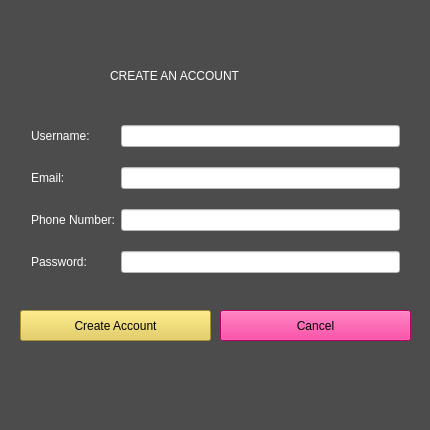
This is create_account_window.ui in allenh1/timefuse-client as Qt 5 draws it before an edit. The edited form follows.
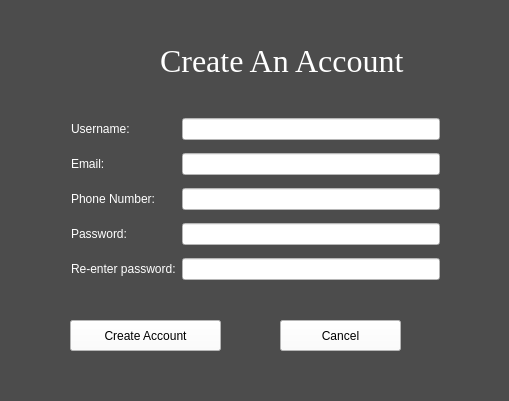
This is the edited form.

What changed in the file:
```diff
--- a/create_account_window.ui
+++ b/create_account_window.ui
@@ -6,8 +6,8 @@
    <rect>
     <x>0</x>
     <y>0</y>
-    <width>430</width>
-    <height>430</height>
+    <width>509</width>
+    <height>401</height>
    </rect>
   </property>
   <property name="windowTitle">
@@ -20,18 +20,25 @@
   <widget class="QWidget" name="gridLayoutWidget">
    <property name="geometry">
     <rect>
-     <x>20</x>
+     <x>60</x>
      <y>100</y>
      <width>391</width>
      <height>201</height>
     </rect>
    </property>
    <layout class="QGridLayout" name="gridLayout">
+    <item row="3" column="1">
+     <widget class="QLineEdit" name="password_input_2">
+      <property name="styleSheet">
+       <string notr="true">background-color: rgb(255, 255, 255);</string>
+      </property>
+     </widget>
+    </item>
     <item row="1" column="0">
      <widget class="QLabel" name="label_2">
       <property name="styleSheet">
        <string notr="true">color: rgb(255, 255, 255);
-font: 12pt &quot;Courier&quot;;</string>
+font: 13pt &quot;Courier&quot;;</string>
       </property>
       <property name="text">
        <string>Email:</string>
@@ -42,44 +49,37 @@
      <widget class="QLabel" name="label">
       <property name="styleSheet">
        <string notr="true">color: rgb(255, 255, 255);
-font: 12pt &quot;Courier&quot;;</string>
+font: 13pt &quot;Courier&quot;;</string>
       </property>
       <property name="text">
        <string>Username:</string>
       </property>
      </widget>
     </item>
-    <item row="3" column="0">
-     <widget class="QLabel" name="label_4">
-      <property name="styleSheet">
-       <string notr="true">color: rgb(255, 255, 255);
-font: 12pt &quot;Courier&quot;;</string>
-      </property>
-      <property name="text">
-       <string>Password:</string>
-      </property>
-     </widget>
-    </item>
     <item row="2" column="0">
      <widget class="QLabel" name="label_3">
       <property name="styleSheet">
        <string notr="true">color: rgb(255, 255, 255);
-font: 12pt &quot;Courier&quot;;</string>
+font: 13pt &quot;Courier&quot;;</string>
       </property>
       <property name="text">
        <string>Phone Number:</string>
       </property>
      </widget>
     </item>
-    <item row="0" column="1">
-     <widget class="QLineEdit" name="name_input">
+    <item row="3" column="0">
+     <widget class="QLabel" name="label_4">
       <property name="styleSheet">
-       <string notr="true">background-color: rgb(255, 255, 255);</string>
+       <string notr="true">color: rgb(255, 255, 255);
+font: 13pt &quot;Courier&quot;;</string>
+      </property>
+      <property name="text">
+       <string>Password:</string>
       </property>
      </widget>
     </item>
-    <item row="1" column="1">
-     <widget class="QLineEdit" name="email_input">
+    <item row="4" column="1">
+     <widget class="QLineEdit" name="password_input">
       <property name="styleSheet">
        <string notr="true">background-color: rgb(255, 255, 255);</string>
       </property>
@@ -92,27 +92,248 @@
       </property>
      </widget>
     </item>
-    <item row="3" column="1">
-     <widget class="QLineEdit" name="password_input">
+    <item row="1" column="1">
+     <widget class="QLineEdit" name="email_input">
       <property name="styleSheet">
        <string notr="true">background-color: rgb(255, 255, 255);</string>
       </property>
      </widget>
     </item>
+    <item row="0" column="1">
+     <widget class="QLineEdit" name="name_input">
+      <property name="styleSheet">
+       <string notr="true">background-color: rgb(255, 255, 255);</string>
+      </property>
+     </widget>
+    </item>
+    <item row="4" column="0">
+     <widget class="QLabel" name="label_6">
+      <property name="styleSheet">
+       <string notr="true">color: rgb(255, 255, 255);
+font: 12pt &quot;Courier&quot;;</string>
+      </property>
+      <property name="text">
+       <string>Re-enter password:</string>
+      </property>
+     </widget>
+    </item>
    </layout>
   </widget>
   <widget class="QPushButton" name="create_button">
    <property name="geometry">
     <rect>
-     <x>20</x>
-     <y>310</y>
-     <width>191</width>
+     <x>70</x>
+     <y>320</y>
+     <width>151</width>
      <height>31</height>
     </rect>
    </property>
+   <property name="palette">
+    <palette>
+     <active>
+      <colorrole role="WindowText">
+       <brush brushstyle="SolidPattern">
+        <color alpha="255">
+         <red>0</red>
+         <green>0</green>
+         <blue>0</blue>
+        </color>
+       </brush>
+      </colorrole>
+      <colorrole role="Button">
+       <brush brushstyle="SolidPattern">
+        <color alpha="255">
+         <red>255</red>
+         <green>255</green>
+         <blue>255</blue>
+        </color>
+       </brush>
+      </colorrole>
+      <colorrole role="Text">
+       <brush brushstyle="SolidPattern">
+        <color alpha="255">
+         <red>0</red>
+         <green>0</green>
+         <blue>0</blue>
+        </color>
+       </brush>
+      </colorrole>
+      <colorrole role="ButtonText">
+       <brush brushstyle="SolidPattern">
+        <color alpha="255">
+         <red>0</red>
+         <green>0</green>
+         <blue>0</blue>
+        </color>
+       </brush>
+      </colorrole>
+      <colorrole role="Base">
+       <brush brushstyle="SolidPattern">
+        <color alpha="255">
+         <red>255</red>
+         <green>255</green>
+         <blue>255</blue>
+        </color>
+       </brush>
+      </colorrole>
+      <colorrole role="Window">
+       <brush brushstyle="SolidPattern">
+        <color alpha="255">
+         <red>255</red>
+         <green>255</green>
+         <blue>255</blue>
+        </color>
+       </brush>
+      </colorrole>
+      <colorrole role="LinkVisited">
+       <brush brushstyle="SolidPattern">
+        <color alpha="255">
+         <red>239</red>
+         <green>246</green>
+         <blue>147</blue>
+        </color>
+       </brush>
+      </colorrole>
+     </active>
+     <inactive>
+      <colorrole role="WindowText">
+       <brush brushstyle="SolidPattern">
+        <color alpha="255">
+         <red>0</red>
+         <green>0</green>
+         <blue>0</blue>
+        </color>
+       </brush>
+      </colorrole>
+      <colorrole role="Button">
+       <brush brushstyle="SolidPattern">
+        <color alpha="255">
+         <red>255</red>
+         <green>255</green>
+         <blue>255</blue>
+        </color>
+       </brush>
+      </colorrole>
+      <colorrole role="Text">
+       <brush brushstyle="SolidPattern">
+        <color alpha="255">
+         <red>0</red>
+         <green>0</green>
+         <blue>0</blue>
+        </color>
+       </brush>
+      </colorrole>
+      <colorrole role="ButtonText">
+       <brush brushstyle="SolidPattern">
+        <color alpha="255">
+         <red>0</red>
+         <green>0</green>
+         <blue>0</blue>
+        </color>
+       </brush>
+      </colorrole>
+      <colorrole role="Base">
+       <brush brushstyle="SolidPattern">
+        <color alpha="255">
+         <red>255</red>
+         <green>255</green>
+         <blue>255</blue>
+        </color>
+       </brush>
+      </colorrole>
+      <colorrole role="Window">
+       <brush brushstyle="SolidPattern">
+        <color alpha="255">
+         <red>255</red>
+         <green>255</green>
+         <blue>255</blue>
+        </color>
+       </brush>
+      </colorrole>
+      <colorrole role="LinkVisited">
+       <brush brushstyle="SolidPattern">
+        <color alpha="255">
+         <red>239</red>
+         <green>246</green>
+         <blue>147</blue>
+        </color>
+       </brush>
+      </colorrole>
+     </inactive>
+     <disabled>
+      <colorrole role="WindowText">
+       <brush brushstyle="SolidPattern">
+        <color alpha="255">
+         <red>0</red>
+         <green>0</green>
+         <blue>0</blue>
+        </color>
+       </brush>
+      </colorrole>
+      <colorrole role="Button">
+       <brush brushstyle="SolidPattern">
+        <color alpha="255">
+         <red>255</red>
+         <green>255</green>
+         <blue>255</blue>
+        </color>
+       </brush>
+      </colorrole>
+      <colorrole role="Text">
+       <brush brushstyle="SolidPattern">
+        <color alpha="255">
+         <red>0</red>
+         <green>0</green>
+         <blue>0</blue>
+        </color>
+       </brush>
+      </colorrole>
+      <colorrole role="ButtonText">
+       <brush brushstyle="SolidPattern">
+        <color alpha="255">
+         <red>0</red>
+         <green>0</green>
+         <blue>0</blue>
+        </color>
+       </brush>
+      </colorrole>
+      <colorrole role="Base">
+       <brush brushstyle="SolidPattern">
+        <color alpha="255">
+         <red>255</red>
+         <green>255</green>
+         <blue>255</blue>
+        </color>
+       </brush>
+      </colorrole>
+      <colorrole role="Window">
+       <brush brushstyle="SolidPattern">
+        <color alpha="255">
+         <red>255</red>
+         <green>255</green>
+         <blue>255</blue>
+        </color>
+       </brush>
+      </colorrole>
+      <colorrole role="LinkVisited">
+       <brush brushstyle="SolidPattern">
+        <color alpha="255">
+         <red>239</red>
+         <green>246</green>
+         <blue>147</blue>
+        </color>
+       </brush>
+      </colorrole>
+     </disabled>
+    </palette>
+   </property>
+   <property name="autoFillBackground">
+    <bool>false</bool>
+   </property>
    <property name="styleSheet">
-    <string notr="true">font: 12pt &quot;Courier&quot;;
-background-color: rgb(227, 201, 69);</string>
+    <string notr="true">background-color: rgb(255, 255, 255);
+font: 13pt &quot;Courier&quot;;
+color: rgb(0, 0, 0);</string>
    </property>
    <property name="text">
     <string>Create Account</string>
@@ -121,15 +342,215 @@
   <widget class="QPushButton" name="cancel_button">
    <property name="geometry">
     <rect>
-     <x>220</x>
-     <y>310</y>
-     <width>191</width>
+     <x>280</x>
+     <y>320</y>
+     <width>121</width>
      <height>31</height>
     </rect>
    </property>
+   <property name="palette">
+    <palette>
+     <active>
+      <colorrole role="WindowText">
+       <brush brushstyle="SolidPattern">
+        <color alpha="255">
+         <red>0</red>
+         <green>0</green>
+         <blue>0</blue>
+        </color>
+       </brush>
+      </colorrole>
+      <colorrole role="Button">
+       <brush brushstyle="SolidPattern">
+        <color alpha="255">
+         <red>255</red>
+         <green>255</green>
+         <blue>255</blue>
+        </color>
+       </brush>
+      </colorrole>
+      <colorrole role="Text">
+       <brush brushstyle="SolidPattern">
+        <color alpha="255">
+         <red>0</red>
+         <green>0</green>
+         <blue>0</blue>
+        </color>
+       </brush>
+      </colorrole>
+      <colorrole role="ButtonText">
+       <brush brushstyle="SolidPattern">
+        <color alpha="255">
+         <red>0</red>
+         <green>0</green>
+         <blue>0</blue>
+        </color>
+       </brush>
+      </colorrole>
+      <colorrole role="Base">
+       <brush brushstyle="SolidPattern">
+        <color alpha="255">
+         <red>255</red>
+         <green>255</green>
+         <blue>255</blue>
+        </color>
+       </brush>
+      </colorrole>
+      <colorrole role="Window">
+       <brush brushstyle="SolidPattern">
+        <color alpha="255">
+         <red>255</red>
+         <green>255</green>
+         <blue>255</blue>
+        </color>
+       </brush>
+      </colorrole>
+      <colorrole role="LinkVisited">
+       <brush brushstyle="SolidPattern">
+        <color alpha="255">
+         <red>255</red>
+         <green>255</green>
+         <blue>182</blue>
+        </color>
+       </brush>
+      </colorrole>
+     </active>
+     <inactive>
+      <colorrole role="WindowText">
+       <brush brushstyle="SolidPattern">
+        <color alpha="255">
+         <red>0</red>
+         <green>0</green>
+         <blue>0</blue>
+        </color>
+       </brush>
+      </colorrole>
+      <colorrole role="Button">
+       <brush brushstyle="SolidPattern">
+        <color alpha="255">
+         <red>255</red>
+         <green>255</green>
+         <blue>255</blue>
+        </color>
+       </brush>
+      </colorrole>
+      <colorrole role="Text">
+       <brush brushstyle="SolidPattern">
+        <color alpha="255">
+         <red>0</red>
+         <green>0</green>
+         <blue>0</blue>
+        </color>
+       </brush>
+      </colorrole>
+      <colorrole role="ButtonText">
+       <brush brushstyle="SolidPattern">
+        <color alpha="255">
+         <red>0</red>
+         <green>0</green>
+         <blue>0</blue>
+        </color>
+       </brush>
+      </colorrole>
+      <colorrole role="Base">
+       <brush brushstyle="SolidPattern">
+        <color alpha="255">
+         <red>255</red>
+         <green>255</green>
+         <blue>255</blue>
+        </color>
+       </brush>
+      </colorrole>
+      <colorrole role="Window">
+       <brush brushstyle="SolidPattern">
+        <color alpha="255">
+         <red>255</red>
+         <green>255</green>
+         <blue>255</blue>
+        </color>
+       </brush>
+      </colorrole>
+      <colorrole role="LinkVisited">
+       <brush brushstyle="SolidPattern">
+        <color alpha="255">
+         <red>255</red>
+         <green>255</green>
+         <blue>182</blue>
+        </color>
+       </brush>
+      </colorrole>
+     </inactive>
+     <disabled>
+      <colorrole role="WindowText">
+       <brush brushstyle="SolidPattern">
+        <color alpha="255">
+         <red>0</red>
+         <green>0</green>
+         <blue>0</blue>
+        </color>
+       </brush>
+      </colorrole>
+      <colorrole role="Button">
+       <brush brushstyle="SolidPattern">
+        <color alpha="255">
+         <red>255</red>
+         <green>255</green>
+         <blue>255</blue>
+        </color>
+       </brush>
+      </colorrole>
+      <colorrole role="Text">
+       <brush brushstyle="SolidPattern">
+        <color alpha="255">
+         <red>0</red>
+         <green>0</green>
+         <blue>0</blue>
+        </color>
+       </brush>
+      </colorrole>
+      <colorrole role="ButtonText">
+       <brush brushstyle="SolidPattern">
+        <color alpha="255">
+         <red>0</red>
+         <green>0</green>
+         <blue>0</blue>
+        </color>
+       </brush>
+      </colorrole>
+      <colorrole role="Base">
+       <brush brushstyle="SolidPattern">
+        <color alpha="255">
+         <red>255</red>
+         <green>255</green>
+         <blue>255</blue>
+        </color>
+       </brush>
+      </colorrole>
+      <colorrole role="Window">
+       <brush brushstyle="SolidPattern">
+        <color alpha="255">
+         <red>255</red>
+         <green>255</green>
+         <blue>255</blue>
+        </color>
+       </brush>
+      </colorrole>
+      <colorrole role="LinkVisited">
+       <brush brushstyle="SolidPattern">
+        <color alpha="255">
+         <red>255</red>
+         <green>255</green>
+         <blue>182</blue>
+        </color>
+       </brush>
+      </colorrole>
+     </disabled>
+    </palette>
+   </property>
    <property name="styleSheet">
-    <string notr="true">font: 12pt &quot;Courier&quot;;
-background-color: rgb(255, 0, 128);</string>
+    <string notr="true">background-color: rgb(255, 255, 255);
+font: 13pt &quot;Courier&quot;;
+color: rgb(0, 0, 0);</string>
    </property>
    <property name="text">
     <string>Cancel</string>
@@ -138,20 +559,33 @@
   <widget class="QLabel" name="label_5">
    <property name="geometry">
     <rect>
-     <x>110</x>
-     <y>60</y>
-     <width>221</width>
-     <height>31</height>
+     <x>160</x>
+     <y>40</y>
+     <width>261</width>
+     <height>41</height>
     </rect>
    </property>
+   <property name="font">
+    <font>
+     <family>Times New Roman</family>
+     <pointsize>24</pointsize>
+     <weight>50</weight>
+     <italic>false</italic>
+     <bold>false</bold>
+    </font>
+   </property>
    <property name="styleSheet">
     <string notr="true">color: rgb(255, 255, 255);
-font: 16pt &quot;Courier&quot;;</string>
+font: 24pt &quot;Times New Roman&quot;;</string>
    </property>
    <property name="text">
-    <string>CREATE AN ACCOUNT</string>
+    <string>Create An Account</string>
    </property>
   </widget>
+  <zorder>create_button</zorder>
+  <zorder>gridLayoutWidget</zorder>
+  <zorder>cancel_button</zorder>
+  <zorder>label_5</zorder>
  </widget>
  <layoutdefault spacing="6" margin="11"/>
  <resources/>
```
